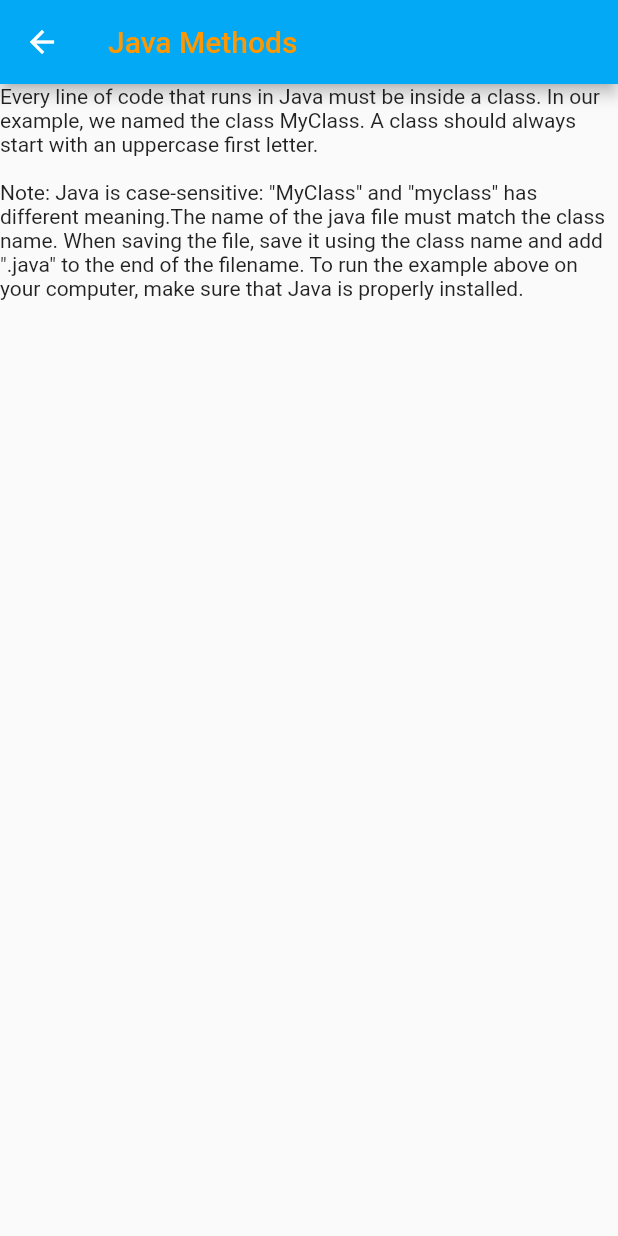
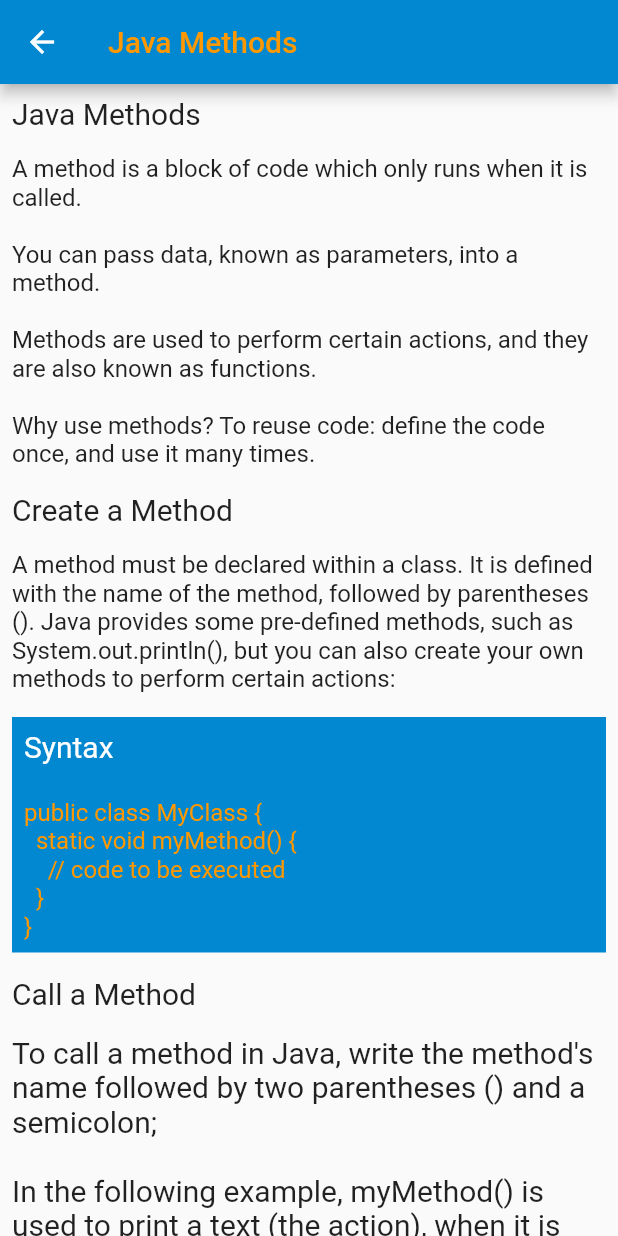
Before and after one commit to xPazone/java_for_beginners_app, a Flutter app: the JavaMethods screen opened directly, on a phone screen of 412 x 824 dp. Run offline on Flutter 3.47's test engine with Material 2 defaults, Android fonts, the phone set to English and light mode, and no system bars.

Commit message:
Version 1.0.3.7 created new content screen (java methods) - finished

```diff
--- a/lib/screens/javaarrays_screen.dart
+++ b/lib/screens/javaarrays_screen.dart
@@ -210,7 +210,7 @@ class _JavaArraysState extends State<JavaArrays> {
               padding: const EdgeInsets.all(8.0),
               child: Text(
                 'A multidimensional array is an array containing one or more arrays.\n\nTo create a two-dimensional array, add each array within its own set of curly braces:',
-                style: TextStyle(fontSize: 20),
+                style: TextStyle(fontSize: 16),
               ),
             ),
             Container(
--- a/lib/screens/javamethods_screen.dart
+++ b/lib/screens/javamethods_screen.dart
@@ -10,15 +10,96 @@ class _JavaMethodsState extends State<JavaMethods> {
   Widget build(BuildContext context) {
     return Scaffold(
       appBar: AppBar(
-          backgroundColor: Colors.lightBlue,
+          backgroundColor: Colors.lightBlue[700],
           title: Text("Java Methods", style: TextStyle( color: Colors.orange[500]))),
-      body: Container(
-        child: Text(
-          'Every line of code that runs in Java must be inside a class. In our example, we named the class MyClass. A class should always start with an uppercase first letter.\n\n'
-              'Note: Java is case-sensitive: "MyClass" and "myclass" has different meaning.'
-              'The name of the java file must match the class name. When saving the file, save it using the class name and add ".java" to the end of the filename. To run the example above on your computer, make sure that Java is properly installed.'
-        )
-      )
+      body: SingleChildScrollView(
+        child: Column(
+          children: <Widget>[
+            Container(
+              alignment: Alignment.centerLeft,
+              padding: const EdgeInsets.all(8.0),
+              child: Text(
+                'Java Methods',
+                style: TextStyle(fontSize: 20),
+              ),
+            ),
+            Container(
+              alignment: Alignment.centerLeft,
+              padding: const EdgeInsets.all(8.0),
+              child: Text(
+                'A method is a block of code which only runs when it is called.\n\nYou can pass data, known as parameters, into a method.\n\nMethods are used to perform certain actions, and they are also known as functions.\n\nWhy use methods? To reuse code: define the code once, and use it many times.',
+                style: TextStyle(fontSize: 16),
+              ),
+            ),
+            Container(
+              alignment: Alignment.centerLeft,
+              padding: const EdgeInsets.all(8.0),
+              child: Text(
+                'Create a Method',
+                style: TextStyle(fontSize: 20),
+              ),
+            ),
+            Container(
+              alignment: Alignment.centerLeft,
+              padding: const EdgeInsets.all(8.0),
+              child: Text(
+                'A method must be declared within a class. It is defined with the name of the method, followed by parentheses (). Java provides some pre-defined methods, such as System.out.println(), but you can also create your own methods to perform certain actions:',
+                style: TextStyle(fontSize: 16),
+              ),
+            ),
+            Container(
+              color: Colors.lightBlue[700],
+              padding: const EdgeInsets.all(8.0),
+              margin: const EdgeInsets.all(8.0),
+              alignment: Alignment.centerLeft,
+              child: Column(
+                crossAxisAlignment: CrossAxisAlignment.start,
+                children: <Widget>[
+                  Text('Syntax\n',
+                      style: TextStyle(
+                          fontSize: 20, color: Colors.white)),
+                  Text('public class MyClass {\n  static void myMethod() {\n    // code to be executed\n  }\n}',
+                      style:
+                      TextStyle(fontSize: 16, color: Colors.orange[500])),
+                ],
+              ),
+            ),
+            Container(
+              alignment: Alignment.centerLeft,
+              padding: const EdgeInsets.all(8.0),
+              child: Text(
+                'Call a Method',
+                style: TextStyle(fontSize: 20),
+              ),
+            ),
+            Container(
+              alignment: Alignment.centerLeft,
+              padding: const EdgeInsets.all(8.0),
+              child: Text(
+                'To call a method in Java, write the method\'s name followed by two parentheses () and a semicolon;\n\nIn the following example, myMethod() is used to print a text (the action), when it is called:',
+                style: TextStyle(fontSize: 20),
+              ),
+            ),
+            Container(
+              color: Colors.lightBlue[700],
+              padding: const EdgeInsets.all(8.0),
+              margin: const EdgeInsets.all(8.0),
+              alignment: Alignment.centerLeft,
+              child: Column(
+                crossAxisAlignment: CrossAxisAlignment.start,
+                children: <Widget>[
+                  Text('Syntax\n',
+                      style: TextStyle(
+                          fontSize: 20, color: Colors.white)),
+                  Text('public class MyClass {\n  static void myMethod() {\n    System.out.println("I just got executed!");\n  }\n  public static void main(String[] args) {\n    myMethod();\n }\n}\n\n// Outputs "I just got executed!"',
+                      style:
+                      TextStyle(fontSize: 16, color: Colors.orange[500])),
+                ],
+              ),
+            ),
+          ],
+        ),
+      ),
     );
   }
 }
--- a/pubspec.yaml
+++ b/pubspec.yaml
@@ -43,6 +43,7 @@ flutter:
   # To add assets to your application, add an assets section, like this:
   assets:
     - assets/images/javalogo.png
+    - assets/images/javalogo2.png
   # assets:
   #  - images/a_dot_burr.jpeg
   #  - images/a_dot_ham.jpeg
```
Also changed, not shown: lib/screens/home_screen.dart (+36 -2 lines), lib/screens/javamethodparameters_screen.dart (added, +138 -0 lines), assets/images/javalogo2.png (added).
